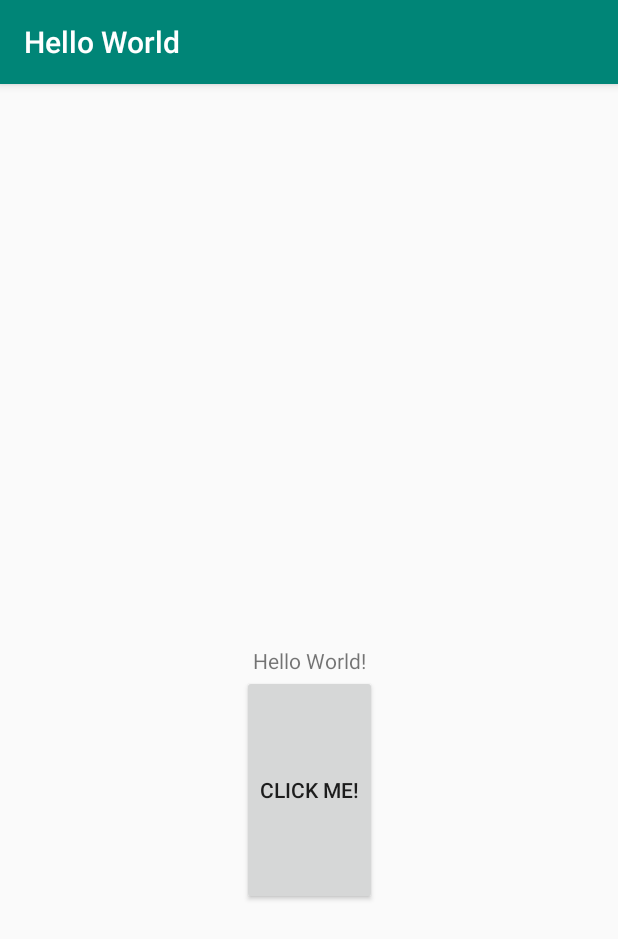
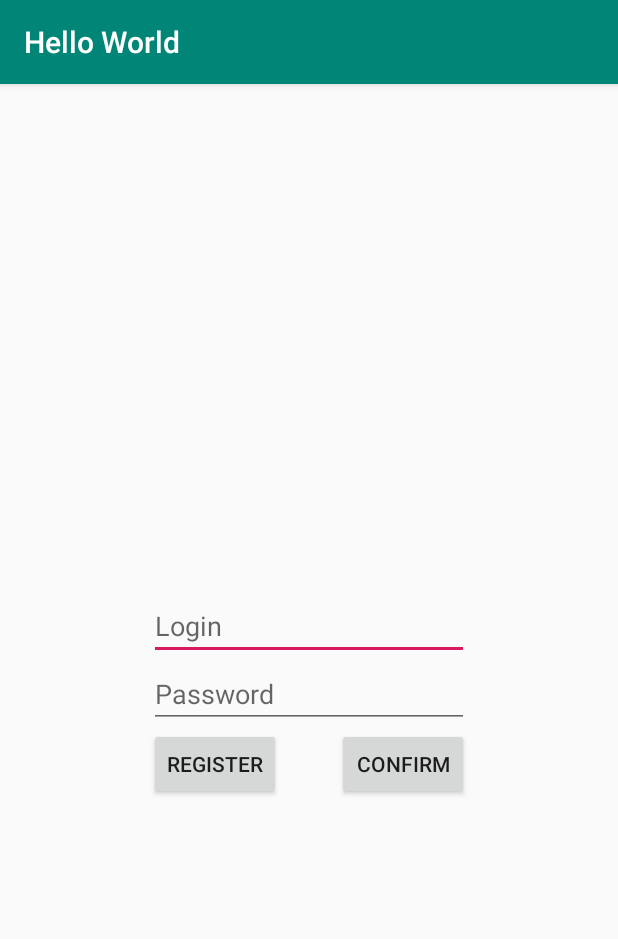
Before and after one commit to ernestasanov/android-course, an Android app: the screen it shows after launch (MainActivity before the commit, LoginActivity after it), on a phone screen of 412 x 824 dp. Shown: the top 939 px of the screen. Run offline under Robolectric (Android 15) with nearby library versions, the phone set to English and light mode, and no system bars.

Commit message:
Login screen and notification

```diff
--- a/app/src/main/AndroidManifest.xml
+++ b/app/src/main/AndroidManifest.xml
@@ -15,14 +15,16 @@
         android:roundIcon="@mipmap/ic_launcher_round"
         android:supportsRtl="true"
         android:theme="@style/AppTheme">
-        <activity android:name=".ChildActivity"></activity>
-        <activity android:name=".MainActivity">
+        <activity android:name=".LoginActivity">
             <intent-filter>
                 <action android:name="android.intent.action.MAIN" />
 
                 <category android:name="android.intent.category.LAUNCHER" />
             </intent-filter>
         </activity>
+        <activity android:name=".ChildActivity" />
+        <activity android:name=".MainActivity">
+        </activity>
     </application>
 
 </manifest>
--- /dev/null
+++ b/app/src/main/java/com/learning/helloworld/LoginActivity.kt
@@ -0,0 +1,63 @@
+package com.learning.helloworld
+
+import android.content.Context
+import android.content.Intent
+import androidx.appcompat.app.AppCompatActivity
+import android.os.Bundle
+import android.widget.Button
+import android.widget.EditText
+import android.widget.Toast
+import androidx.core.content.edit
+
+class LoginActivity : AppCompatActivity() {
+
+    var realLogin : String = ""
+    var realPassword : String = ""
+
+    override fun onCreate(savedInstanceState: Bundle?) {
+        super.onCreate(savedInstanceState)
+        setContentView(R.layout.activity_login)
+
+        val loginEdit = findViewById<EditText>(R.id.loginEditText)
+        val passwordEdit = findViewById<EditText>(R.id.passwordEditText)
+        val confirmButton = findViewById<Button>(R.id.confirmButton)
+        val registerButton = findViewById<Button>(R.id.registerButton)
+
+        val preferences = getSharedPreferences(PREF_NAME, Context.MODE_PRIVATE)
+        realLogin = preferences.getString(KEY_LOGIN, "")!!
+        realPassword = preferences.getString(KEY_PASSWORD, "")!!
+
+        registerButton.setOnClickListener {
+            val login = loginEdit.text.toString()
+            val password = passwordEdit.text.toString()
+            val preferences = getSharedPreferences(PREF_NAME, Context.MODE_PRIVATE)
+            val editor = preferences.edit()
+            editor.putString(KEY_LOGIN, login)
+            editor.putString(KEY_PASSWORD, password)
+            editor.apply()
+        }
+
+        confirmButton.setOnClickListener {
+            val login = loginEdit.text.toString()
+            val password = passwordEdit.text.toString()
+
+            if (login == realLogin) {
+                if (password == realPassword) {
+                    val intent = Intent(this, MainActivity::class.java)
+                    intent.putExtra(KEY_LOGIN, login)
+                    startActivity(intent)
+                } else {
+                    Toast.makeText(this, "Wrong password", Toast.LENGTH_LONG).show()
+                }
+            } else {
+                Toast.makeText(this, "Wrong login", Toast.LENGTH_SHORT).show()
+            }
+        }
+    }
+
+    companion object {
+        const val PREF_NAME = "Preferences"
+        const val KEY_LOGIN = "login"
+        const val KEY_PASSWORD = "password"
+    }
+}
--- /dev/null
+++ b/app/src/main/res/layout/activity_login.xml
@@ -0,0 +1,49 @@
+<?xml version="1.0" encoding="utf-8"?>
+<androidx.constraintlayout.widget.ConstraintLayout xmlns:android="http://schemas.android.com/apk/res/android"
+    xmlns:app="http://schemas.android.com/apk/res-auto"
+    xmlns:tools="http://schemas.android.com/tools"
+    android:layout_width="match_parent"
+    android:layout_height="match_parent"
+    tools:context=".LoginActivity">
+
+    <EditText
+        android:id="@+id/loginEditText"
+        android:layout_width="wrap_content"
+        android:layout_height="wrap_content"
+        android:ems="10"
+        android:inputType="textPersonName"
+        android:hint="Login"
+        app:layout_constraintTop_toTopOf="parent"
+        app:layout_constraintLeft_toLeftOf="parent"
+        app:layout_constraintRight_toRightOf="parent"
+        app:layout_constraintVertical_chainStyle="packed"
+        app:layout_constraintBottom_toTopOf="@id/passwordEditText"/>
+
+    <EditText
+        android:id="@+id/passwordEditText"
+        android:layout_width="wrap_content"
+        android:layout_height="wrap_content"
+        android:ems="10"
+        android:inputType="textPassword"
+        android:hint="Password"
+        app:layout_constraintTop_toBottomOf="@id/loginEditText"
+        app:layout_constraintBottom_toBottomOf="parent"
+        app:layout_constraintLeft_toLeftOf="parent"
+        app:layout_constraintRight_toRightOf="parent"/>
+
+    <Button
+        android:id="@+id/confirmButton"
+        android:layout_width="wrap_content"
+        android:layout_height="wrap_content"
+        android:text="Confirm"
+        app:layout_constraintTop_toBottomOf="@id/passwordEditText"
+        app:layout_constraintRight_toRightOf="@id/passwordEditText"/>
+
+    <Button
+        android:id="@+id/registerButton"
+        android:layout_width="wrap_content"
+        android:layout_height="wrap_content"
+        android:text="Register"
+        app:layout_constraintTop_toBottomOf="@id/passwordEditText"
+        app:layout_constraintLeft_toLeftOf="@id/passwordEditText"/>
+</androidx.constraintlayout.widget.ConstraintLayout>
--- a/app/src/main/res/layout/activity_main.xml
+++ b/app/src/main/res/layout/activity_main.xml
@@ -6,24 +6,19 @@
     android:layout_height="match_parent"
     tools:context=".MainActivity">
 
+    <ScrollView
+        android:layout_width="match_parent"
+        android:layout_height="match_parent">
         <TextView
             android:id="@+id/textView"
             android:layout_width="wrap_content"
             android:layout_height="wrap_content"
-        android:text="Hello World!"
+            android:text="@string/huge_text"
+            android:textSize="30sp"
             app:layout_constraintBottom_toBottomOf="parent"
             app:layout_constraintLeft_toLeftOf="parent"
             app:layout_constraintRight_toRightOf="parent"
             app:layout_constraintTop_toTopOf="parent" />
-
-    <Button
-        android:id="@+id/button"
-        android:layout_width="wrap_content"
-        android:layout_height="0dp"
-        app:layout_constraintHeight_percent="0.2"
-        android:text="@string/button_text"
-        app:layout_constraintLeft_toLeftOf="parent"
-        app:layout_constraintRight_toRightOf="parent"
-        app:layout_constraintTop_toBottomOf="@id/textView"/>
+    </ScrollView>
 
 </androidx.constraintlayout.widget.ConstraintLayout>
--- a/app/src/main/res/values/strings.xml
+++ b/app/src/main/res/values/strings.xml
@@ -2,4 +2,5 @@
     <string name="app_name">Hello World</string>
     <string name="button_text">Click me!</string>
     <string name="goodbye_world">Goodbye world!</string>
+    <string name="huge_text">package com.learning.helloworld  import android.content.Intent import androidx.appcompat.app.AppCompatActivity import android.os.Bundle import android.view.View import android.widget.Button import android.widget.TextView import com.learning.helloworld.LoginActivity.Companion.KEY_LOGIN  class MainActivity : AppCompatActivity() {     private var button : Button? = null      override fun onCreate(savedInstanceState: Bundle?) {         super.onCreate(savedInstanceState)         setContentView(R.layout.activity_main)         val login = intent.extras?.get(KEY_LOGIN)         val t = findViewByIdTextView(R.id.textView)         t.text = "Hello " + login         val b = findViewByIdButton(R.id.button)          b.setOnClickListener {             val intent = Intent(this, ChildActivity::class.java)             startActivity(intent)         }     } }</string>
 </resources>
```
Also changed, not shown: app/src/main/java/com/learning/helloworld/MainActivity.kt (+16 -5 lines). Lines whose indentation alone changed are shown as unchanged.
